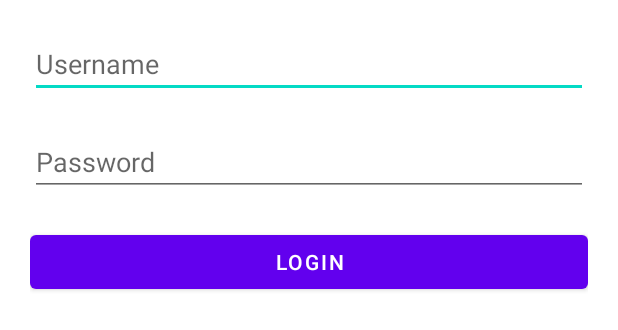
After one commit to nicksiwa/android-simple-post-app, an Android app: the layout activity_login.xml on its own in the app's theme, with its tools: preview values and no code run, on a phone screen of 412 x 824 dp. The commit adds this screen. Shown: the top 330 px of the screen. Run offline under Robolectric (Android 15) with nearby library versions, the phone set to English and light mode, and no system bars.

Commit message:
add sharepreferences

```diff
--- a/app/src/main/AndroidManifest.xml
+++ b/app/src/main/AndroidManifest.xml
@@ -6,6 +6,7 @@
     <uses-permission android:name="android.permission.ACCESS_NETWORK_STATE" />
 
     <application
+        android:name=".PostApp"
         android:allowBackup="true"
         android:icon="@mipmap/ic_launcher"
         android:label="@string/app_name"
@@ -13,7 +14,8 @@
         android:supportsRtl="true"
         android:theme="@style/Theme.PostApp"
         android:usesCleartextTraffic="true">
-        <activity android:name=".CreatePostActivity"></activity>
+        <activity android:name=".LoginActivity" />
+        <activity android:name=".CreatePostActivity" />
         <activity android:name=".EditPostActivity" />
         <activity android:name=".PostDetail" />
         <activity android:name=".MainActivity">
--- /dev/null
+++ b/app/src/main/res/layout/activity_login.xml
@@ -0,0 +1,30 @@
+<?xml version="1.0" encoding="utf-8"?>
+<LinearLayout xmlns:android="http://schemas.android.com/apk/res/android"
+    xmlns:tools="http://schemas.android.com/tools"
+    android:layout_width="match_parent"
+    android:layout_height="match_parent"
+    android:orientation="vertical"
+    android:layout_margin="20dp"
+    tools:context=".LoginActivity">
+
+    <EditText
+        android:id="@+id/username_edit_text"
+        android:hint="Username"
+        android:layout_width="match_parent"
+        android:layout_height="wrap_content"
+        android:layout_marginBottom="20dp" />
+
+    <EditText
+        android:id="@+id/password_edit_text"
+        android:hint="Password"
+        android:layout_width="match_parent"
+        android:layout_height="wrap_content"
+        android:layout_marginBottom="20dp" />
+
+    <Button
+        android:text="Login"
+        android:onClick="onClickLoginButton"
+        android:layout_width="match_parent"
+        android:layout_height="wrap_content" />
+
+</LinearLayout>
```
Also changed, not shown: app/build.gradle (+7 -0 lines), app/src/main/java/com/example/postapp/AppPreferences.kt (added, +39 -0 lines), app/src/main/java/com/example/postapp/LoginActivity.kt (added, +34 -0 lines), app/src/main/java/com/example/postapp/MainActivity.kt (+24 -0 lines), app/src/main/java/com/example/postapp/TitleFragment.kt (added, +69 -0 lines), app/src/main/res/layout/fragment_title.xml (added, +14 -0 lines), app/src/main/res/menu/options_menu.xml (added, +8 -0 lines), app/src/main/res/values/strings.xml (+13 -0 lines), app/src/main/res/values/themes.xml (+9 -0 lines).
